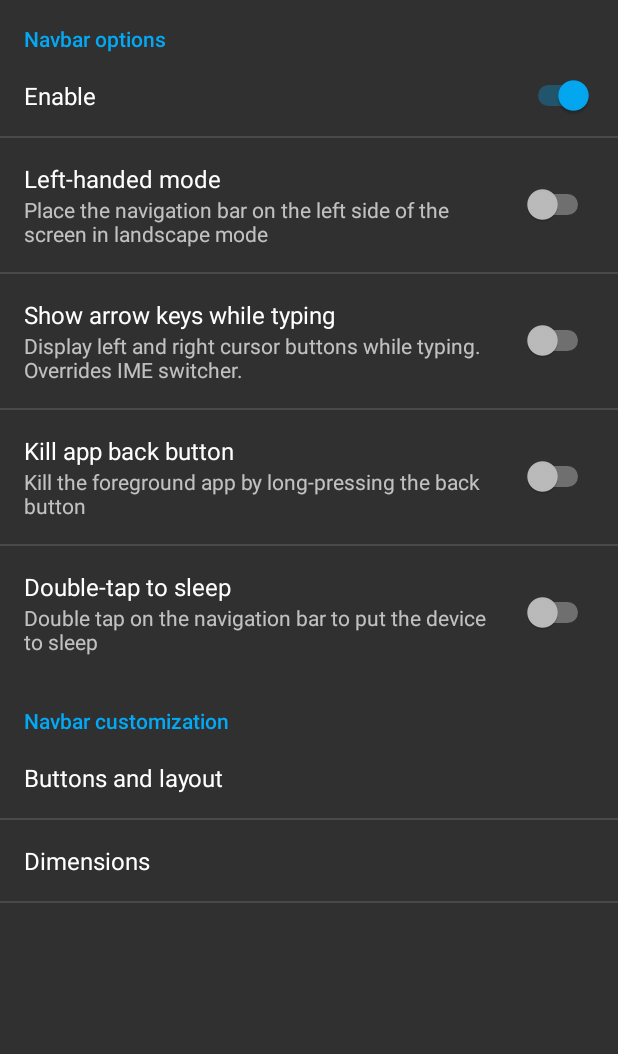
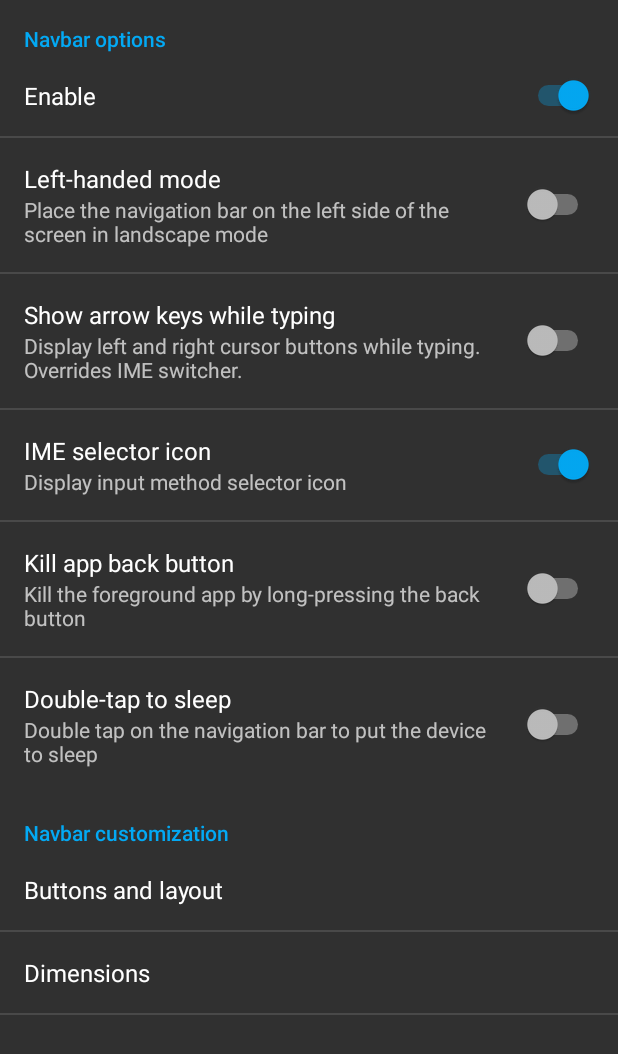
Before and after one commit to Surge1223/PureNexusSettings, an Android app: the fragment NavigationBarFragment shown on its own in the app's theme, on a phone screen of 412 x 824 dp. Shown: the top 1054 px of the screen. Run offline under Robolectric (Android 15) with nearby library versions, the light colour scheme and no system bars; libraries missing offline, so code that uses them is left out: com.android.internal.

Commit message:
Updating and minor fixes for the navigation bar options - catching up to custom settings

```diff
--- a/app/src/main/java/com/android/purenexussettings/NavigationBarFragment.java
+++ b/app/src/main/java/com/android/purenexussettings/NavigationBarFragment.java
@@ -37,6 +37,7 @@ public class NavigationBarFragment extends PreferenceFragment implements OnPrefe
     private static final String KEY_NAVIGATION_BAR_LEFT = "navigation_bar_left";
 
     private static final String CATEGORY_NAVBAR = "navigation_bar";
+    private static final String STATUS_BAR_IME_SWITCHER = "status_bar_ime_switcher";
 
     // kill-app long press back
     private SwitchPreference mKillAppLongPressBack;
@@ -56,14 +57,24 @@ public class NavigationBarFragment extends PreferenceFragment implements OnPrefe
 
         final PreferenceCategory navbarCategory = (PreferenceCategory) prefScreen.findPreference(CATEGORY_NAVBAR);
 
-        mNavBar = (Preference) prefScreen.findPreference(NAVIGATION_BAR);
-        mNavDimen = (Preference) prefScreen.findPreference(NAVIGATION_BAR_DIMEN);
+        mNavBar = prefScreen.findPreference(NAVIGATION_BAR);
+        mNavDimen = prefScreen.findPreference(NAVIGATION_BAR_DIMEN);
 
         // kill-app long press back
         mKillAppLongPressBack = (SwitchPreference) findPreference(KILL_APP_LONGPRESS_BACK);
         mKillAppLongPressBack.setOnPreferenceChangeListener(this);
         int killAppLongPressBack = Settings.Secure.getInt(resolver, KILL_APP_LONGPRESS_BACK, 0);
         mKillAppLongPressBack.setChecked(killAppLongPressBack != 0);
+
+        // Enable or disable NavbarImeSwitcher based on boolean: config_show_cmIMESwitcher
+        //boolean showCmImeSwitcher = getResources().getBoolean(com.android.internal.R.bool.config_show_cmIMESwitcher);
+        boolean showCmImeSwitcher = true;
+        if (!showCmImeSwitcher) {
+            Preference pref = findPreference(STATUS_BAR_IME_SWITCHER);
+            if (pref != null) {
+                navbarCategory.removePreference(pref);
+            }
+        }
 
         // remove if tablet
         if ((getActivity().getResources().getConfiguration().screenLayout & Configuration.SCREENLAYOUT_SIZE_MASK) >= Configuration.SCREENLAYOUT_SIZE_LARGE) {
--- a/app/src/main/res/values/strings.xml
+++ b/app/src/main/res/values/strings.xml
@@ -536,6 +536,8 @@
     <string name="kill_app_longpress_back_summary">Kill the foreground app by long-pressing the back button</string>
     <string name="navigation_bar_left_title">Left-handed mode</string>
     <string name="navigation_bar_left_summary">Place the navigation bar on the left side of the screen in landscape mode</string>
+    <string name="ime_switcher_notify">IME selector icon</string>
+    <string name="ime_switcher_notify_summary">Display input method selector icon</string>
     <string name="nav_bar_title">Buttons and layout</string>
     <string name="navigation_bar_help_text">To get started tap the edit icon to unlock the navigation bar for editing.\n\nYou can tap an icon to change its shortcut, or long press an icon to re-arrange the layout.\n\nTap \'Save\' to commit your changes, or \'Restore defaults\' to reset the layout to default settings.</string>
     <string name="navigation_restore_button_text">Restore\ndefaults</string>
--- a/app/src/main/res/xml/navbar_fragment.xml
+++ b/app/src/main/res/xml/navbar_fragment.xml
@@ -39,6 +39,13 @@
             android:dependency="navigation_bar_show"
             android:defaultValue="false" />
 
+        <com.android.purenexussettings.preferences.SystemSettingSwitchPreference
+            android:key="status_bar_ime_switcher"
+            android:title="@string/ime_switcher_notify"
+            android:summary="@string/ime_switcher_notify_summary"
+            android:dependency="navigation_bar_show"
+            android:defaultValue="true" />
+
         <SwitchPreference
             android:key="kill_app_longpress_back"
             android:summary="@string/kill_app_longpress_back_summary"
```
Also changed, not shown: app/src/main/java/com/android/purenexussettings/NavBarDimen.java (+9 -3 lines).
